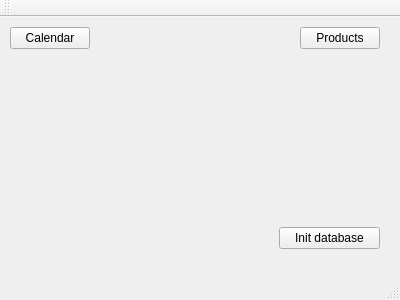
This is mainwindow.ui in Gance54/test_qt as Qt 5 draws it before an edit. The edited form follows.
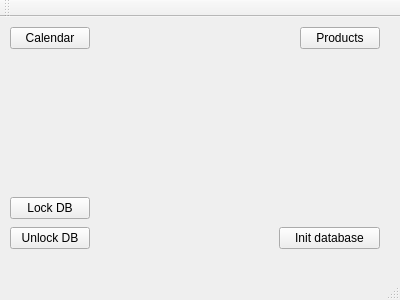
This is the edited form.

The edit to the form file:
```diff
--- a/mainwindow.ui
+++ b/mainwindow.ui
@@ -53,6 +53,32 @@
      <string>Init database</string>
     </property>
    </widget>
+   <widget class="QPushButton" name="lockButton">
+    <property name="geometry">
+     <rect>
+      <x>10</x>
+      <y>180</y>
+      <width>80</width>
+      <height>22</height>
+     </rect>
+    </property>
+    <property name="text">
+     <string>Lock DB</string>
+    </property>
+   </widget>
+   <widget class="QPushButton" name="unlockButton">
+    <property name="geometry">
+     <rect>
+      <x>10</x>
+      <y>210</y>
+      <width>80</width>
+      <height>22</height>
+     </rect>
+    </property>
+    <property name="text">
+     <string>Unlock DB</string>
+    </property>
+   </widget>
   </widget>
   <widget class="QMenuBar" name="menuBar">
    <property name="geometry">
```
